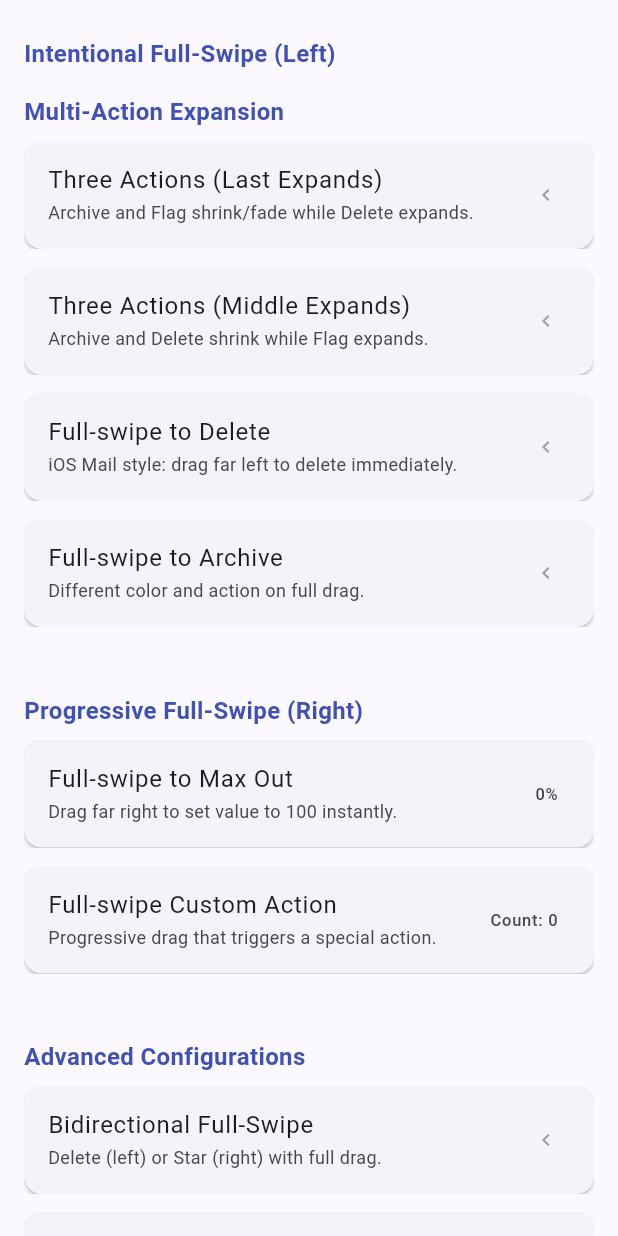
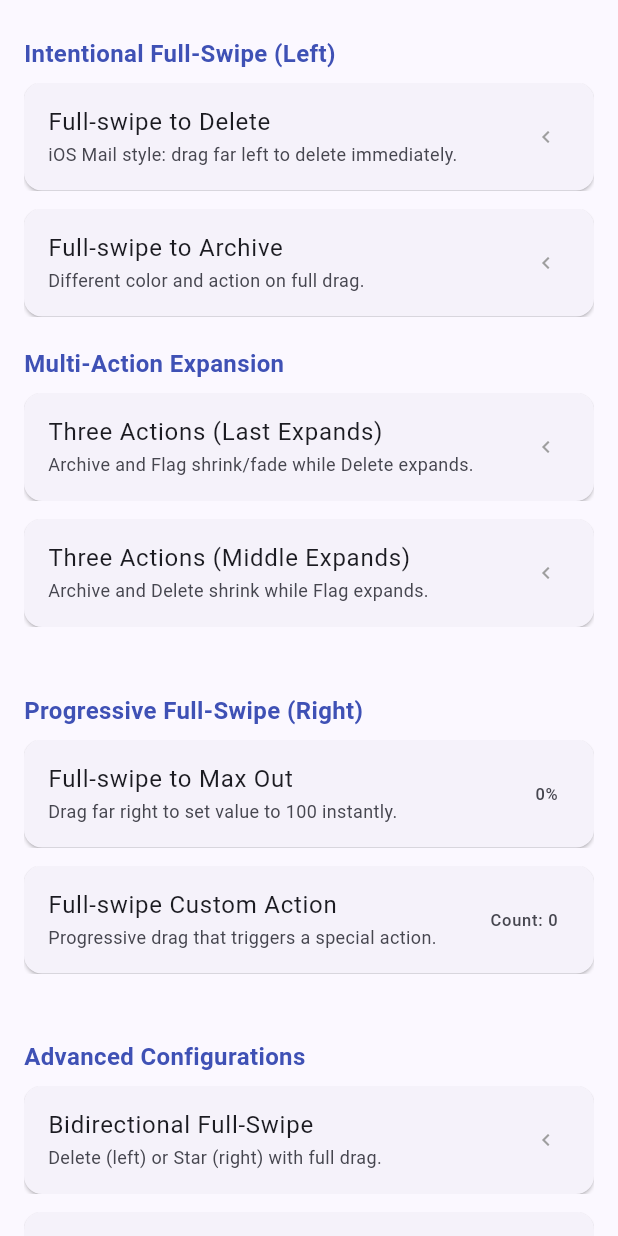
Before and after one commit to FadyFouad/swipe_action_cell, a Flutter app: the FullSwipeDemo widget shown alone on an empty page, opened directly, on a phone screen of 412 x 824 dp. Run offline on Flutter 3.47's test engine with Material 3 defaults, Android fonts, the phone set to English and light mode, and no system bars.

Commit message:
feat: enhance full-swipe action logic with identity matching and new demo tests

```diff
--- a/example/lib/screens/full_swipe_demo.dart
+++ b/example/lib/screens/full_swipe_demo.dart
@@ -31,6 +31,61 @@ class _FullSwipeDemoState extends State<FullSwipeDemo> {
       padding: const EdgeInsets.all(16),
       children: [
         _buildHeader('Intentional Full-Swipe (Left)'),
+        _buildItem(
+          title: 'Full-swipe to Delete',
+          subtitle: 'iOS Mail style: drag far left to delete immediately.',
+          leftConfig: LeftSwipeConfig(
+            mode: LeftSwipeMode.reveal,
+            actions: [
+              SwipeAction(
+                icon: const Icon(Icons.delete, color: Colors.white),
+                label: 'Delete',
+                backgroundColor: Colors.red,
+                foregroundColor: Colors.white,
+                onTap: () => _showTriggered('Delete'),
+              ),
+            ],
+            fullSwipeConfig: FullSwipeConfig(
+              enabled: true,
+              threshold: 0.7,
+              action: SwipeAction(
+                icon: const Icon(Icons.delete, color: Colors.white),
+                label: 'Delete',
+                backgroundColor: Colors.red,
+                foregroundColor: Colors.white,
+                onTap: () => _showTriggered('Delete (Full)'),
+              ),
+            ),
+          ),
+        ),
+        _buildItem(
+          title: 'Full-swipe to Archive',
+          subtitle: 'Different color and action on full drag.',
+          leftConfig: LeftSwipeConfig(
+            mode: LeftSwipeMode.reveal,
+            actions: [
+              SwipeAction(
+                icon: const Icon(Icons.archive, color: Colors.white),
+                label: 'Archive',
+                backgroundColor: Colors.teal,
+                foregroundColor: Colors.white,
+                onTap: () => _showTriggered('Archive'),
+              ),
+            ],
+            fullSwipeConfig: FullSwipeConfig(
+              enabled: true,
+              threshold: 0.7,
+              action: SwipeAction(
+                icon: const Icon(Icons.archive, color: Colors.white),
+                label: 'Archive',
+                backgroundColor: Colors.teal,
+                foregroundColor: Colors.white,
+                onTap: () => _showTriggered('Archive (Full)'),
+              ),
+            ),
+          ),
+        ),
+
         _buildHeader('Multi-Action Expansion'),
         _buildItem(
           title: 'Three Actions (Last Expands)',
@@ -118,60 +173,7 @@ class _FullSwipeDemoState extends State<FullSwipeDemo> {
             ),
           ),
         ),
-        _buildItem(
-          title: 'Full-swipe to Delete',
-          subtitle: 'iOS Mail style: drag far left to delete immediately.',
-          leftConfig: LeftSwipeConfig(
-            mode: LeftSwipeMode.reveal,
-            actions: [
-              SwipeAction(
-                icon: const Icon(Icons.delete, color: Colors.white),
-                label: 'Delete',
-                backgroundColor: Colors.red,
-                foregroundColor: Colors.white,
-                onTap: () => _showTriggered('Delete'),
-              ),
-            ],
-            fullSwipeConfig: FullSwipeConfig(
-              enabled: true,
-              threshold: 0.7,
-              action: SwipeAction(
-                icon: const Icon(Icons.delete, color: Colors.white),
-                label: 'Delete',
-                backgroundColor: Colors.red,
-                foregroundColor: Colors.white,
-                onTap: () => _showTriggered('Delete (Full)'),
-              ),
-            ),
-          ),
-        ),
-        _buildItem(
-          title: 'Full-swipe to Archive',
-          subtitle: 'Different color and action on full drag.',
-          leftConfig: LeftSwipeConfig(
-            mode: LeftSwipeMode.reveal,
-            actions: [
-              SwipeAction(
-                icon: const Icon(Icons.archive, color: Colors.white),
-                label: 'Archive',
-                backgroundColor: Colors.teal,
-                foregroundColor: Colors.white,
-                onTap: () => _showTriggered('Archive'),
-              ),
-            ],
-            fullSwipeConfig: FullSwipeConfig(
-              enabled: true,
-              threshold: 0.7,
-              action: SwipeAction(
-                icon: const Icon(Icons.archive, color: Colors.white),
-                label: 'Archive',
-                backgroundColor: Colors.teal,
-                foregroundColor: Colors.white,
-                onTap: () => _showTriggered('Archive (Full)'),
-              ),
-            ),
-          ),
-        ),
+
         const SizedBox(height: 24),
         _buildHeader('Progressive Full-Swipe (Right)'),
         _buildItem(
@@ -290,7 +292,7 @@ class _FullSwipeDemoState extends State<FullSwipeDemo> {
             zones: [
               SwipeZone(
                 threshold: 0.3,
-                color: Colors.blue.withOpacity(0.5),
+                color: Colors.blue.withValues(alpha: 0.5),
                 semanticLabel: 'Zone 1',
                 onActivated: () => _showTriggered('Zone 1'),
               ),
@@ -339,6 +341,53 @@ class _FullSwipeDemoState extends State<FullSwipeDemo> {
             ],
           ),
         ),
+
+        _buildHeader('Manual Regression Tests'),
+        _buildItem(
+          title: 'Identity Mismatch Test (3 Actions)',
+          subtitle: 'Uses a new SwipeAction object in config. Verify expansion still works.',
+          leftConfig: LeftSwipeConfig(
+            mode: LeftSwipeMode.reveal,
+            actionPanelWidth: 240,
+            actions: [
+              SwipeAction(
+                icon: const Icon(Icons.archive),
+                label: 'Archive',
+                backgroundColor: Colors.blue,
+                foregroundColor: Colors.white,
+                onTap: () => _showTriggered('Archive'),
+              ),
+              SwipeAction(
+                icon: const Icon(Icons.flag),
+                label: 'Flag',
+                backgroundColor: Colors.orange,
+                foregroundColor: Colors.white,
+                onTap: () => _showTriggered('Flag'),
+              ),
+              SwipeAction(
+                icon: const Icon(Icons.delete),
+                label: 'Delete',
+                backgroundColor: Colors.red,
+                foregroundColor: Colors.white,
+                onTap: () => _showTriggered('Delete'),
+              ),
+            ],
+            fullSwipeConfig: FullSwipeConfig(
+              enabled: true,
+              threshold: 0.8,
+              // CRITICAL: This is a NEW object, not the one from the list above.
+              // The fix ensures we find the index by property matching.
+              action: SwipeAction(
+                icon: const Icon(Icons.delete),
+                label: 'Delete',
+                backgroundColor: Colors.red,
+                foregroundColor: Colors.white,
+                onTap: () => _showTriggered('Delete (Full)'),
+              ),
+              expandAnimation: true,
+            ),
+          ),
+        ),
       ],
     );
   }
--- a/lib/src/actions/intentional/swipe_action_panel.dart
+++ b/lib/src/actions/intentional/swipe_action_panel.dart
@@ -105,9 +105,7 @@ class _SwipeActionPanelState extends State<SwipeActionPanel> {
 
       for (int i = 0; i < widget.actions.length; i++) {
         if (i != widget.designatedActionIndex) {
-          final double normalWidth = widget.panelWidth *
-              ((widget.actions[i].flex > 0 ? widget.actions[i].flex : 1) /
-                  totalFlex);
+          final double normalWidth = widget.panelWidth / widget.actions.length;
           widths[i] = normalWidth * (1.0 - widget.fullSwipeRatio);
           nonDesignatedSum += widths[i];
         }
--- a/lib/src/widget/swipe_action_cell.dart
+++ b/lib/src/widget/swipe_action_cell.dart
@@ -1868,6 +1868,14 @@ class SwipeActionCellState extends State<SwipeActionCell>
       final index = actions.indexOf(fsCfg.action);
       if (index != -1) {
         designatedIndex = index;
+      } else {
+        for (int i = 0; i < actions.length; i++) {
+          if (actions[i].label == fsCfg.action.label &&
+              actions[i].backgroundColor == fsCfg.action.backgroundColor) {
+            designatedIndex = i;
+            break;
+          }
+        }
       }
     }
 
```
